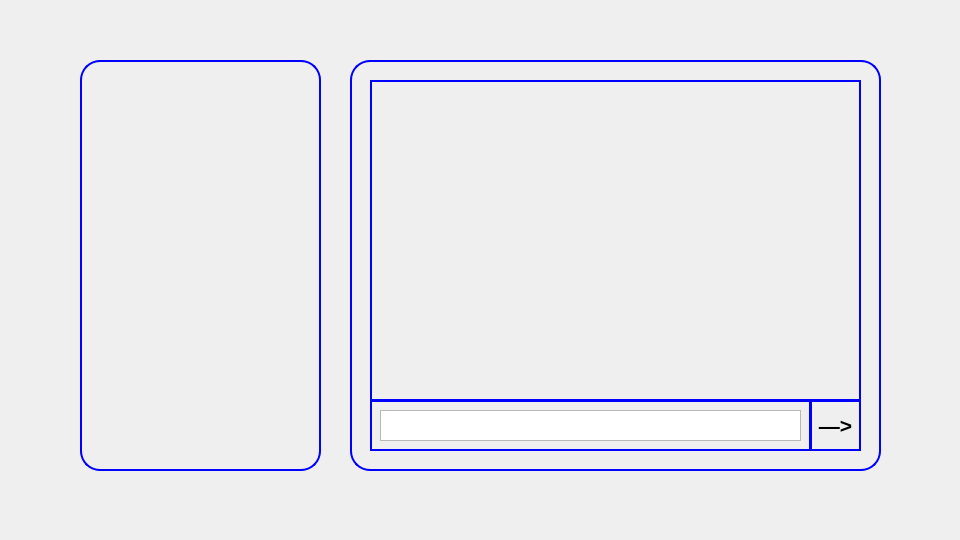
ElectricMs/CampusTales, file Game/Conversation.ui: the form before one commit.
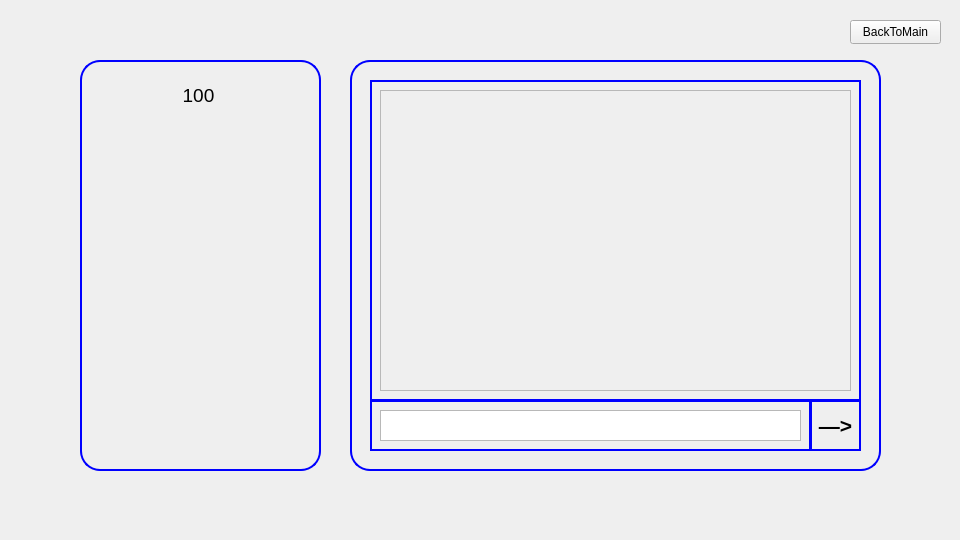
The form after the commit.

Commit message: Conversation UI Build

Patch:
```diff
--- a/Game/Conversation.ui
+++ b/Game/Conversation.ui
@@ -143,6 +143,63 @@
     <string>—&gt;</string>
    </property>
   </widget>
+  <widget class="QScrollArea" name="scrollArea">
+   <property name="geometry">
+    <rect>
+     <x>380</x>
+     <y>90</y>
+     <width>471</width>
+     <height>301</height>
+    </rect>
+   </property>
+   <property name="widgetResizable">
+    <bool>true</bool>
+   </property>
+   <widget class="QWidget" name="scrollAreaWidgetContents">
+    <property name="geometry">
+     <rect>
+      <x>0</x>
+      <y>0</y>
+      <width>469</width>
+      <height>299</height>
+     </rect>
+    </property>
+   </widget>
+  </widget>
+  <widget class="QLabel" name="label_Value">
+   <property name="geometry">
+    <rect>
+     <x>103</x>
+     <y>80</y>
+     <width>191</width>
+     <height>31</height>
+    </rect>
+   </property>
+   <property name="font">
+    <font>
+     <pointsize>14</pointsize>
+    </font>
+   </property>
+   <property name="text">
+    <string>100</string>
+   </property>
+   <property name="alignment">
+    <set>Qt::AlignmentFlag::AlignCenter</set>
+   </property>
+  </widget>
+  <widget class="QPushButton" name="pushButton_Back">
+   <property name="geometry">
+    <rect>
+     <x>850</x>
+     <y>20</y>
+     <width>91</width>
+     <height>24</height>
+    </rect>
+   </property>
+   <property name="text">
+    <string>BackToMain</string>
+   </property>
+  </widget>
  </widget>
  <resources/>
  <connections/>
```
The commit also changes 7 other files.
